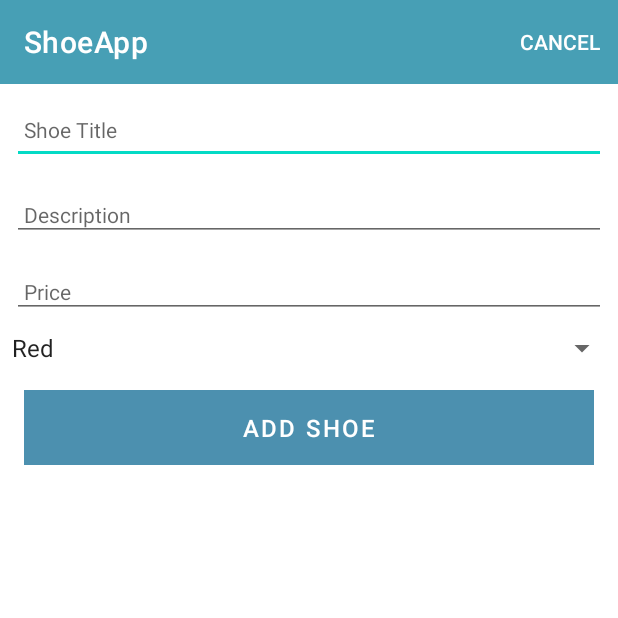
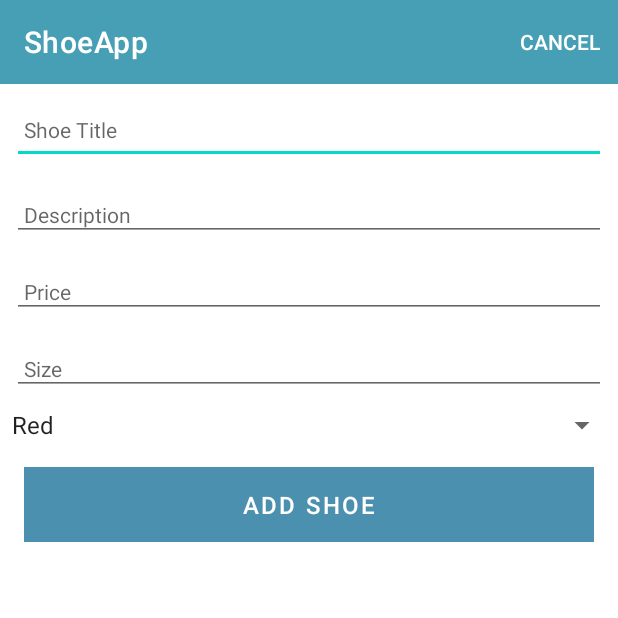
Before and after one commit to emily172/ShoeApp, an Android app: the ShoeActivity screen opened directly, with no data from a screen before it, on a phone screen of 412 x 824 dp, the top half of it. Run offline under Robolectric (Android 15) with nearby library versions, the phone set to English and light mode, and no system bars; our stand-ins replace Timber; 1 statement that could not run was skipped.

Commit message:
Created size field

```diff
--- a/app/src/main/java/ie/setu/shoeapp/activities/ShoeActivity.kt
+++ b/app/src/main/java/ie/setu/shoeapp/activities/ShoeActivity.kt
@@ -39,6 +39,7 @@ class ShoeActivity : AppCompatActivity() {
             shoe.title = binding.shoeTitle.text.toString()
             shoe.description = binding.description.text.toString()
             shoe.price = binding.price.text.toString().toDouble()
+            shoe.size = binding.size.text.toString().toInt()
             shoe.shoecolor = binding.colorSpinner.selectedItem.toString()
 
 
--- a/app/src/main/java/ie/setu/shoeapp/adapters/ShoeAdapter.kt
+++ b/app/src/main/java/ie/setu/shoeapp/adapters/ShoeAdapter.kt
@@ -36,7 +36,7 @@ class ShoeAdapter constructor(private var shoes: List<ShoeModel>) :
             binding.shoeTitle.text = shoe.title
             binding.description.text = shoe.description
             binding.price.text = "\u20AC" + shoe.price.toString()
-            //binding.size.text = shoe.size
+            binding.size.text = "UK" + shoe.size.toString()
             binding.color.text = shoe.shoecolor
         }
     }
--- a/app/src/main/java/ie/setu/shoeapp/models/ShoeModel.kt
+++ b/app/src/main/java/ie/setu/shoeapp/models/ShoeModel.kt
@@ -3,4 +3,5 @@ package ie.setu.shoeapp.models
 data class ShoeModel(var title: String = "",
                      var description: String = "",
                      var price : Double = 0.0,
+                     var size : Int = 1,
                      var shoecolor: String = "")
--- a/app/src/main/res/layout/activity_shoe.xml
+++ b/app/src/main/res/layout/activity_shoe.xml
@@ -81,6 +81,19 @@
                     android:textSize="14sp" />
 
 
+                <EditText
+                    android:id="@+id/size"
+                    android:layout_width="match_parent"
+                    android:layout_height="wrap_content"
+                    android:layout_margin="8dp"
+                    android:hint="Size"
+                    android:inputType="text"
+                    android:maxLength="25"
+                    android:maxLines="1"
+                    android:padding="8dp"
+                    android:textColor="@color/colorPrimaryDark"
+                    android:textSize="14sp" />
+
                 <Spinner
                     android:id="@+id/colorSpinner"
                     android:layout_width="match_parent"
--- a/app/src/main/res/values/strings.xml
+++ b/app/src/main/res/values/strings.xml
@@ -4,6 +4,7 @@
     <string name="hint_shoeTitle">Shoe Title</string>
     <string name="hint_shoeDescription">Description </string>
     <string name="hint_shoePrice">Price</string>
+    <string name="hint_shoeSize">Size</string>
     <string name="menu_addShoe">Add</string>
     <string name="menu_cancelShoe">Cancel</string>
     <string-array name="colors_array">
```
Also changed, not shown: app/src/main/res/layout/card_shoe.xml (+10 -1 lines).
